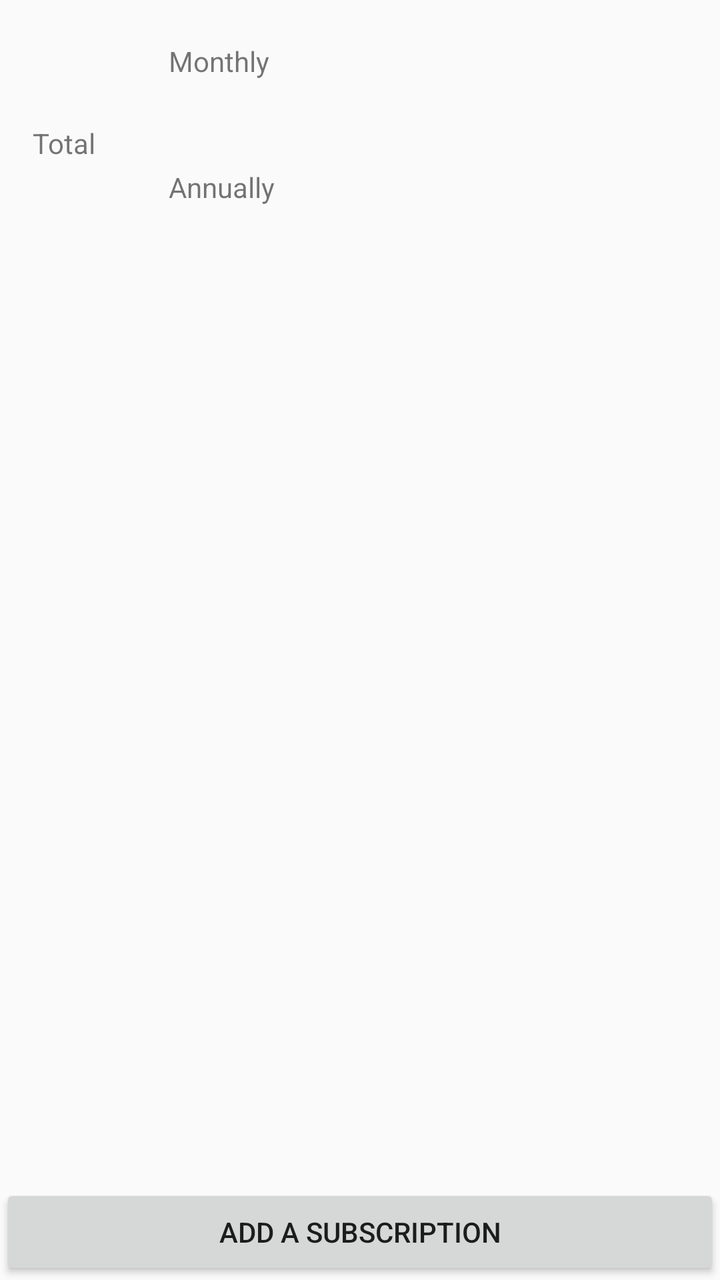
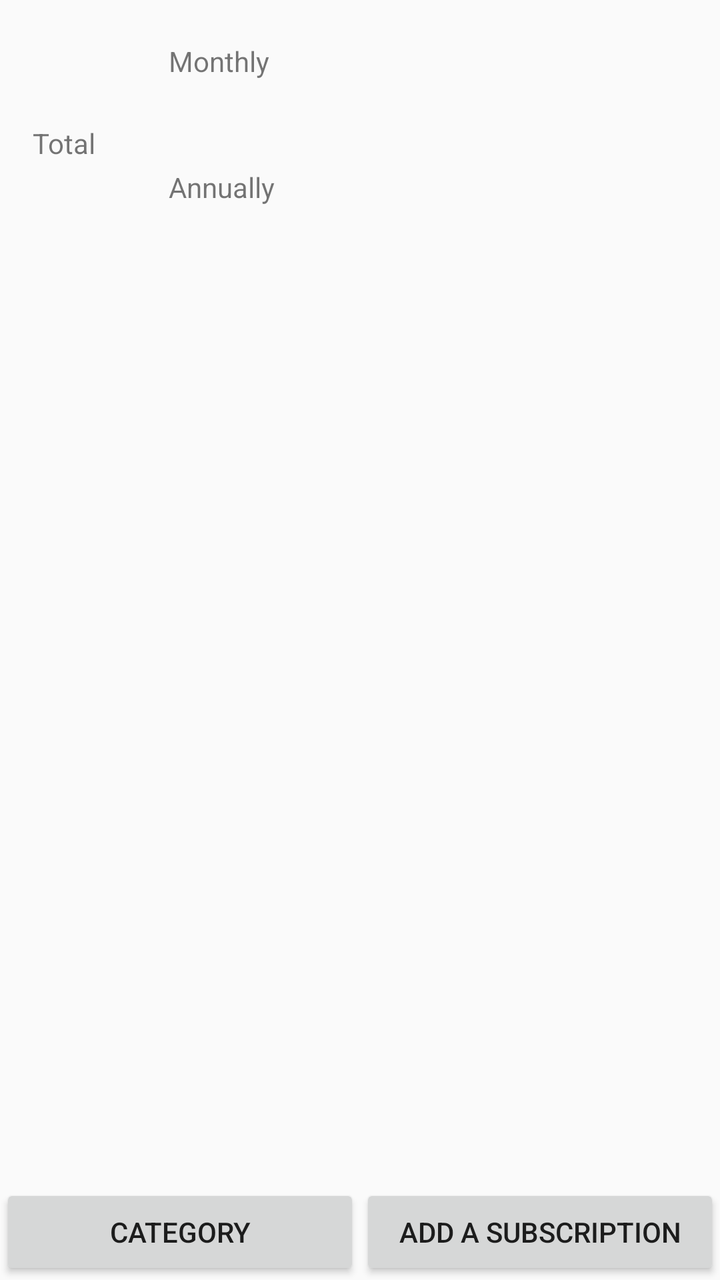

Two renders of the same Android screen: before a commit and after it. Below are the layout's source before the change and the commit's diff.
<!-- AndroidManifest.xml: application theme AppTheme -->
<!-- res/layout/activity_main.xml -->
<?xml version="1.0" encoding="utf-8"?>
<LinearLayout xmlns:android="http://schemas.android.com/apk/res/android"
    xmlns:tools="http://schemas.android.com/tools"
    android:layout_width="match_parent"
    android:layout_height="match_parent"
    tools:context=".ui.MainActivity"
    android:orientation="vertical">

    <LinearLayout
        android:layout_width="match_parent"
        android:layout_height="wrap_content"
        android:orientation="horizontal">

        <TextView
            android:layout_width="wrap_content"
            android:layout_height="match_parent"
            android:padding="16dp"
            android:gravity="center"
            android:text="@string/total"/>

        <LinearLayout
            android:layout_width="0dp"
            android:layout_height="wrap_content"
            android:padding="16dp"
            android:layout_weight="1"
            android:orientation="vertical">

            <TextView
                android:layout_width="match_parent"
                android:layout_height="wrap_content"
                android:padding="5dp"
                android:text="@string/monthly"/>

            <TextView
                android:id="@+id/textViewTotMonth"
                android:layout_width="match_parent"
                android:layout_height="wrap_content"
                android:paddingLeft="5dp"
                android:paddingBottom="15dp"/>

            <TextView
                android:layout_width="match_parent"
                android:layout_height="wrap_content"
                android:padding="5dp"
                android:text="@string/annually"/>

            <TextView
                android:id="@+id/textViewTotYear"
                android:layout_width="match_parent"
                android:layout_height="wrap_content"
                android:paddingLeft="5dp"/>
        </LinearLayout>

    </LinearLayout>

    <ListView
        android:id="@+id/listViewData"
        android:layout_width="match_parent"
        android:layout_height="0dp"
        android:padding="16dp"
        android:layout_weight="1"/>

    <LinearLayout
        android:layout_width="match_parent"
        android:layout_height="wrap_content"
        android:gravity="bottom"
        android:orientation="vertical">

        <Button
            android:id="@+id/buttonAdd"
            android:layout_width="match_parent"
            android:layout_height="wrap_content"
            android:text="@string/add"
            android:onClick="addSubscription"/>

    </LinearLayout>
</LinearLayout>
<!-- resources referenced by this layout -->
<resources>
  <string name="add">Add a subscription</string>
  <string name="annually">Annually</string>
  <string name="monthly">Monthly</string>
  <string name="total">Total</string>
  <style name="AppTheme" parent="Theme.AppCompat.Light.DarkActionBar">
          
          <item name="colorPrimary">@color/colorPrimary</item>
          <item name="colorPrimaryDark">@color/colorPrimaryDark</item>
          <item name="colorAccent">@color/colorAccent</item>
      </style>
  <color name="colorPrimary">#6200EE</color>
  <color name="colorPrimaryDark">#3700B3</color>
  <color name="colorAccent">#03DAC5</color>
</resources>

<!-- the commit's change to res/layout/activity_main.xml (unified diff, before → after) -->
@@ -64,13 +64,22 @@
         android:layout_width="match_parent"
         android:layout_height="wrap_content"
         android:gravity="bottom"
-        android:orientation="vertical">
+        android:orientation="horizontal">
+
+        <Button
+            android:id="@+id/buttonCategory"
+            android:layout_width="match_parent"
+            android:layout_height="wrap_content"
+            android:text="@string/category"
+            android:layout_weight="1"
+            android:onClick="categoryView"/>
 
         <Button
             android:id="@+id/buttonAdd"
             android:layout_width="match_parent"
             android:layout_height="wrap_content"
             android:text="@string/add"
+            android:layout_weight="1"
             android:onClick="addSubscription"/>
 
     </LinearLayout>
<!-- resource entries referenced after the edit -->
@@ -2,6 +2,7 @@
 <resources>
   <string name="add">Add a subscription</string>
   <string name="annually">Annually</string>
+  <string name="category">Category</string>
   <string name="monthly">Monthly</string>
   <string name="total">Total</string>
   <style name="AppTheme" parent="Theme.AppCompat.Light.DarkActionBar">
